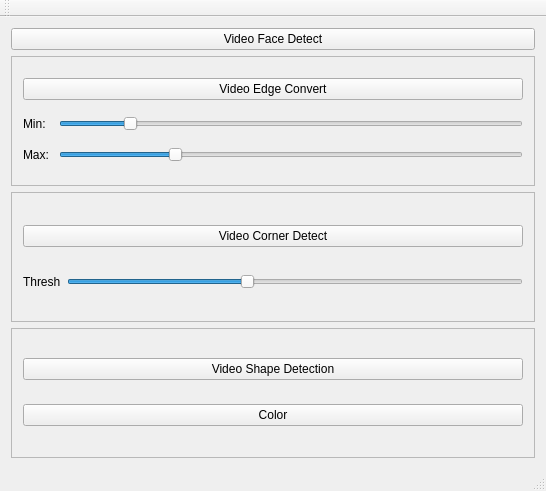
First picture: the form in mainwindow.ui, repository iegrsy/opencv, before the edit.
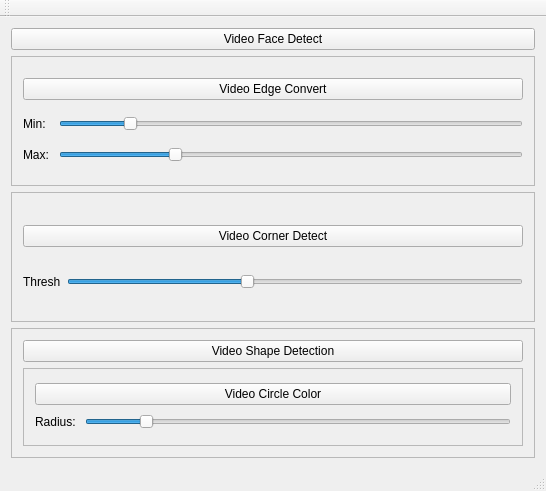
Second picture: the form after the edit.

Commit message: Color detect add

The edit to the form file:
```diff
--- a/mainwindow.ui
+++ b/mainwindow.ui
@@ -146,10 +146,45 @@
         </widget>
        </item>
        <item>
-        <widget class="QPushButton" name="pushButton_4">
-         <property name="text">
-          <string>Color</string>
+        <widget class="QFrame" name="frame_4">
+         <property name="frameShape">
+          <enum>QFrame::StyledPanel</enum>
          </property>
+         <property name="frameShadow">
+          <enum>QFrame::Raised</enum>
+         </property>
+         <layout class="QGridLayout" name="gridLayout_3">
+          <item row="0" column="0" colspan="2">
+           <widget class="QPushButton" name="pushButton_4">
+            <property name="text">
+             <string>Video Circle Color</string>
+            </property>
+           </widget>
+          </item>
+          <item row="1" column="0">
+           <widget class="QLabel" name="label_color">
+            <property name="text">
+             <string>Radius: </string>
+            </property>
+           </widget>
+          </item>
+          <item row="1" column="1">
+           <widget class="QSlider" name="sliderCircleR">
+            <property name="minimum">
+             <number>10</number>
+            </property>
+            <property name="maximum">
+             <number>200</number>
+            </property>
+            <property name="value">
+             <number>35</number>
+            </property>
+            <property name="orientation">
+             <enum>Qt::Horizontal</enum>
+            </property>
+           </widget>
+          </item>
+         </layout>
         </widget>
        </item>
       </layout>
```
The commit also changes 4 other files.
